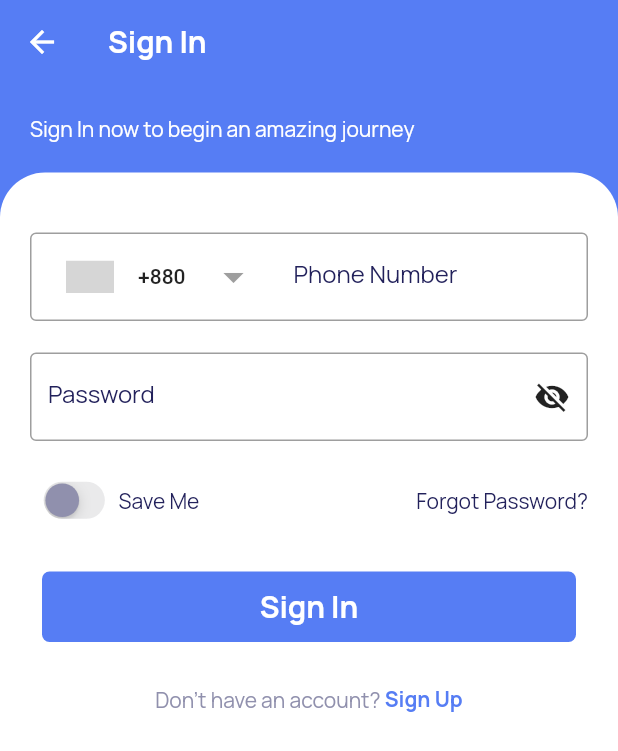
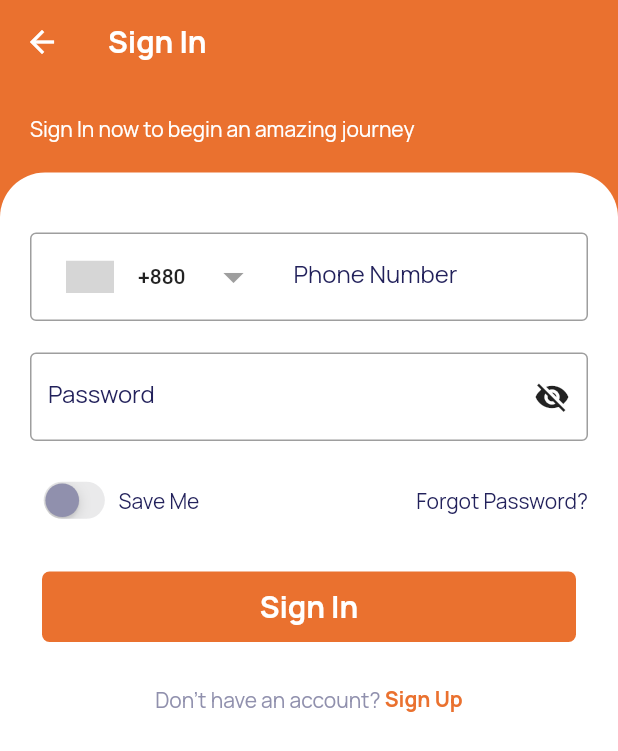
Before and after one commit to Hamzakhan2317/BidAndBuy, a Flutter app: the screen it shows after launch, after a tap on the "arrow forward ios" icon, after a tap on "Skip", on a phone screen of 412 x 824 dp. Shown: the top 751 px of the screen. Run offline on Flutter 3.47's test engine with Material 2 defaults, Android fonts, the phone set to English and light mode, and no system bars; drawn by our look-alikes of country_code_picker, nb_utils; our stand-ins replace flutter_credit_card, font_awesome_flutter, google_fonts, percent_indicator, share_plus; missing offline and left inert: time_chart; grey boxes are pictures that could not be loaded.

Commit message:
Minor changes

```diff
--- a/lib/Screens/Splash Screen/splash_screen.dart
+++ b/lib/Screens/Splash Screen/splash_screen.dart
@@ -49,12 +49,15 @@ class _SplashScreenState extends State<SplashScreen> {
             ),
             Center(
               child: Container(
-                height: 100,
-                width: 100,
+                height: 140,
+                width: 120,
                 child: const CircleAvatar(
                   backgroundColor: Colors.white,
-                  child: Image(
-                    image: AssetImage('images/logo.png'),
+                  child: Padding(
+                    padding: EdgeInsets.all(12.0),
+                    child: Image(
+                      image: AssetImage('images/logo.png'),
+                    ),
                   ),
                 ),
               ),
--- a/lib/constant.dart
+++ b/lib/constant.dart
@@ -1,16 +1,15 @@
 import 'package:flutter/material.dart';
 import 'package:google_fonts/google_fonts.dart';
 
-const kMainColor = Color(0xFF567DF4);
+const kMainColor = Color(0xFFEA712F);
 const kGreyTextColor = Color(0xFF9090AD);
 const kBorderColorTextField = Color(0xFFC2C2C2);
 const kDarkWhite = Color(0xFFF1F7F7);
 const kTitleColor = Color(0xFF22215B);
-const kAlertColor =  Color(0xFFFF8919);
-const kBgColor =  Color(0xFFFAFAFA);
+const kAlertColor = Color(0xFFFF8919);
+const kBgColor = Color(0xFFFAFAFA);
 const kHalfDay = Color(0xFFE8B500);
 const kGreenColor = Color(0xFF08BC85);
-
 
 final kTextStyle = GoogleFonts.manrope(
   color: kTitleColor,
@@ -42,6 +41,7 @@ OutlineInputBorder outlineInputBorder() {
     borderSide: BorderSide(color: kMainColor.withOpacity(0.1)),
   );
 }
+
 final otpInputDecoration = InputDecoration(
   contentPadding: const EdgeInsets.symmetric(vertical: 5.0),
   border: outlineInputBorder(),
@@ -61,12 +61,7 @@ List<String> employees = [
   '81 - 90',
   '91 - 100',
 ];
-List<String> designations = [
-  'Designer',
-  'Manager',
-  'Developer',
-  'Officer'
-];
+List<String> designations = ['Designer', 'Manager', 'Developer', 'Officer'];
 
 List<String> employeeType = [
   'Full Time',
@@ -75,7 +70,6 @@ List<String> employeeType = [
   'Remote',
 ];
 
-
 List<String> employeeName = [
   'Sahidul Islam',
   'Ibne Riead',
@@ -83,10 +77,7 @@ List<String> employeeName = [
   'Emily Jones'
 ];
 
-List<String> genderList = [
-  'Male',
-  'Female'
-];
+List<String> genderList = ['Male', 'Female'];
 
 List<String> expensePurpose = [
   'Marketing',
```
